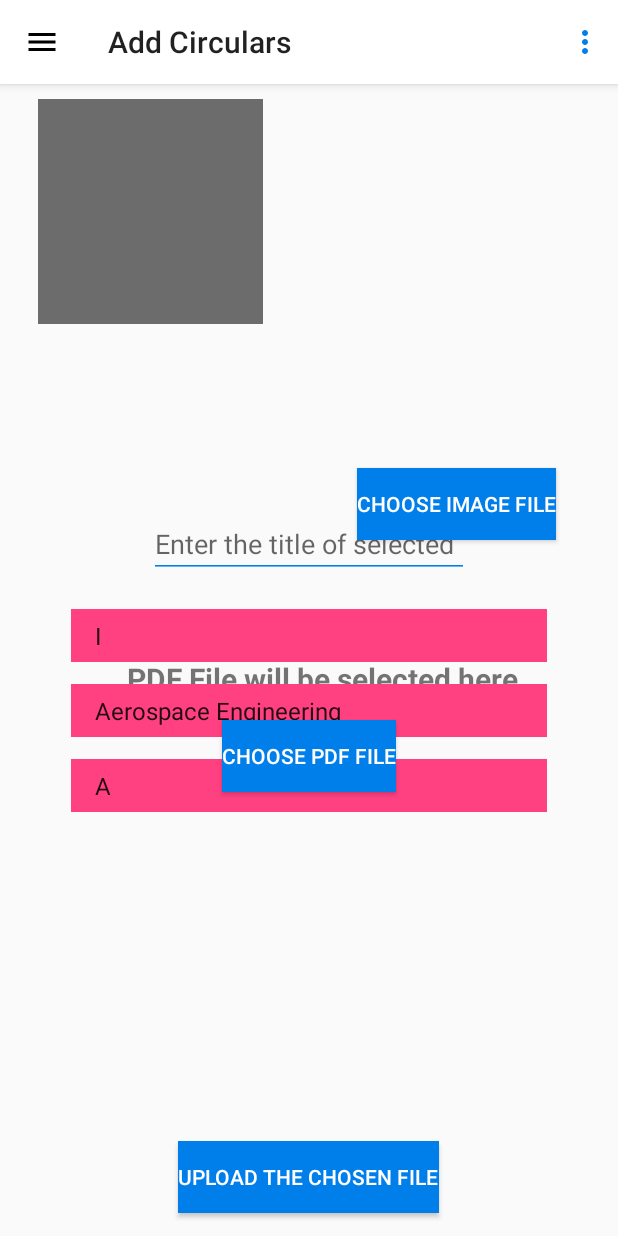
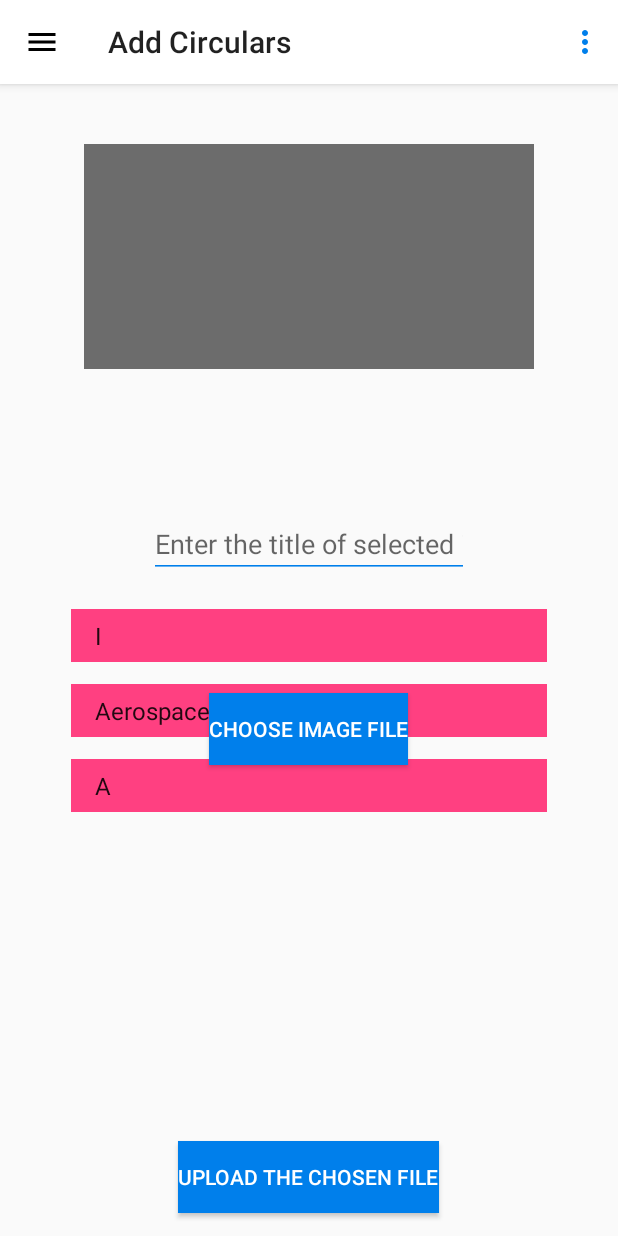
Before and after one commit to akashghanate/Campus-Notification, an Android app: the fragment add_circular placed in its activity, on a phone screen of 412 x 824 dp. Run offline under Robolectric (Android 15) with nearby library versions, the phone set to English and light mode, and no system bars; pictures from the network do not load; 1 statement that could not run was skipped.

Commit message:
final changes to the project

```diff
--- a/app/src/main/res/layout/fragment_add_circular.xml
+++ b/app/src/main/res/layout/fragment_add_circular.xml
@@ -6,48 +6,26 @@
 
 
     <ImageView
-        android:layout_width="150dp"
+        android:id="@+id/imagechoosefile"
+        android:layout_width="300dp"
         android:layout_height="150dp"
-        android:layout_marginLeft="25dp"
+        android:layout_centerHorizontal="true"
+        android:layout_marginTop="40dp"
         android:layout_marginRight="25dp"
-        android:layout_marginTop="10dp"
-        android:background="@color/darkgray"
-        android:id="@+id/imagechoosefile" />
+        android:background="@color/darkgray" />
 
     <Button
         android:id="@+id/choosefile"
         android:layout_width="wrap_content"
         android:layout_height="wrap_content"
-        android:layout_alignParentEnd="true"
+        android:layout_centerHorizontal="true"
         android:layout_alignParentBottom="true"
-        android:layout_marginEnd="41dp"
-        android:layout_marginBottom="464dp"
+        android:layout_marginEnd="129dp"
+        android:layout_marginBottom="314dp"
         android:background="@color/colorPrimaryDark"
         android:text="Choose Image File"
         android:textColor="@color/colorPrimary" />
 
-    <TextView
-        android:id="@+id/tvchoosepdf"
-        android:layout_width="300dp"
-        android:layout_height="wrap_content"
-        android:layout_alignEnd="@+id/chosen_sem"
-        android:layout_alignParentBottom="true"
-        android:layout_marginBottom="358dp"
-        android:text="PDF File will be selected here"
-        android:textAlignment="center"
-        android:textSize="20sp"
-        android:textStyle="bold" />
-
-    <Button
-        android:id="@+id/choosepdf"
-        android:layout_width="wrap_content"
-        android:layout_height="wrap_content"
-        android:layout_alignParentBottom="true"
-        android:layout_centerHorizontal="true"
-        android:layout_marginBottom="296dp"
-        android:background="@color/colorPrimaryDark"
-        android:text="Choose pdf file"
-        android:textColor="@color/colorPrimary" />
 
     <Button
         android:id="@+id/upload"
@@ -86,7 +64,6 @@
         android:id="@+id/chosen_section"
         android:layout_width="317dp"
         android:layout_height="35dp"
-        android:layout_alignEnd="@+id/tvchoosepdf"
         android:layout_marginTop="450dp"
         android:layout_centerHorizontal="true"
         android:background="@color/colorAccent"
@@ -97,8 +74,8 @@
         android:id="@+id/ettitle"
         android:layout_width="wrap_content"
         android:layout_height="wrap_content"
-        android:layout_alignEnd="@+id/tvchoosepdf"
         android:layout_alignParentTop="true"
+        android:layout_centerHorizontal="true"
         android:layout_marginTop="284dp"
         android:layout_marginEnd="52dp"
         android:ems="10"
```
Also changed, not shown: 1 other file.
